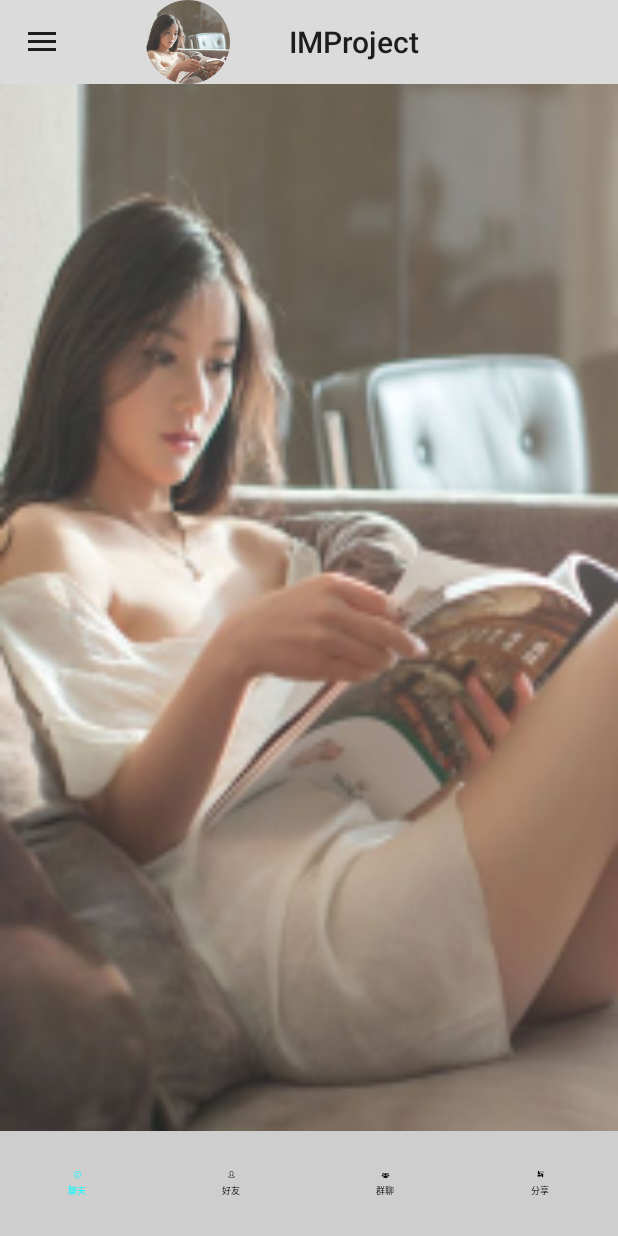
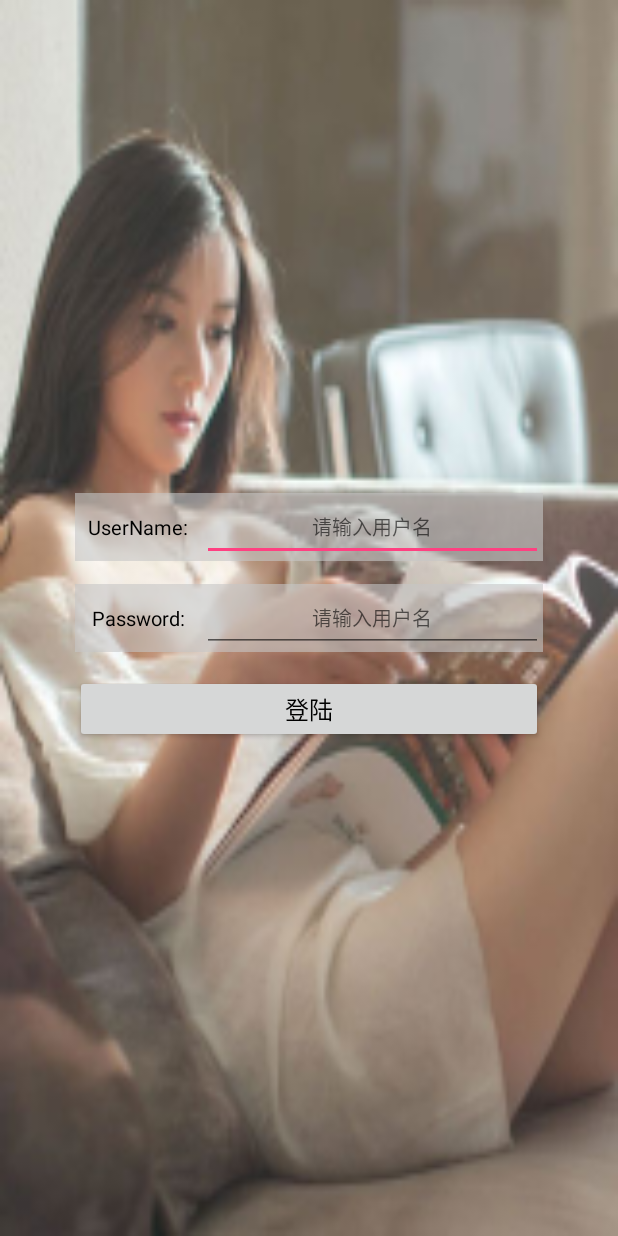
Before and after one commit to zhizhongbiao/IMProject, an Android app: the screen it shows after launch (MainActivity before the commit, LoginActivity after it), on a phone screen of 412 x 824 dp. Run offline under Robolectric (Android 15) with nearby library versions, the phone set to English and light mode, and no system bars; our stand-ins replace ButterKnife; libraries missing offline, so code that uses them is left out: com.antfortune.freeline; 1 statement that could not run was skipped.

Commit message:
[New] Add some basic function

```diff
--- /dev/null
+++ b/app/src/main/java/com/example/alv_chi/improject/LoginActivity.java
@@ -0,0 +1,65 @@
+package com.example.alv_chi.improject;
+
+import android.content.Intent;
+import android.os.Bundle;
+import android.support.v7.app.AppCompatActivity;
+import android.view.View;
+import android.widget.Button;
+import android.widget.EditText;
+import android.widget.LinearLayout;
+import android.widget.TextView;
+
+import com.example.alv_chi.improject.constant.Constants;
+import com.example.alv_chi.improject.exception.ConnectException;
+import com.example.alv_chi.improject.exception.LoginException;
+import com.example.alv_chi.improject.util.ThreadUtil;
+import com.example.alv_chi.improject.xmpp.XmppHelper;
+
+import butterknife.BindView;
+import butterknife.ButterKnife;
+
+public class LoginActivity extends AppCompatActivity {
+
+    @BindView(R.id.etUserName)
+    EditText etUserName;
+    @BindView(R.id.llUserName)
+    LinearLayout llUserName;
+    @BindView(R.id.textView)
+    TextView textView;
+    @BindView(R.id.etUserLoginPassword)
+    EditText etUserLoginPassword;
+    @BindView(R.id.llUserLoginPassword)
+    LinearLayout llUserLoginPassword;
+    @BindView(R.id.button)
+    Button button;
+    @BindView(R.id.activity_login)
+    LinearLayout activityLogin;
+
+    @Override
+    protected void onCreate(Bundle savedInstanceState) {
+        super.onCreate(savedInstanceState);
+        setContentView(R.layout.activity_login);
+        ButterKnife.bind(this);
+    }
+
+    public void onUserLoginClick(View view) {
+
+        ThreadUtil.executeThreadTask(new Runnable() {
+            @Override
+            public void run() {
+                try {
+                    XmppHelper.getXmppHelperInStance().login(Constants.AppConfigConstants.CLIENT_USER_NAME, Constants.AppConfigConstants.CLIENT_PASSWORD);
+                    startActivity(new Intent(LoginActivity.this, MainActivity.class));
+                } catch (LoginException e) {
+                    e.printStackTrace();
+
+                } catch (ConnectException e) {
+                    e.printStackTrace();/////////////////////////do some logic here
+                }
+            }
+        });
+
+//        startActivity(new Intent(this, MainActivity.class));
+
+    }
+}
--- /dev/null
+++ b/app/src/main/res/layout/activity_login.xml
@@ -0,0 +1,108 @@
+<?xml version="1.0" encoding="utf-8"?>
+<LinearLayout xmlns:android="http://schemas.android.com/apk/res/android"
+    xmlns:tools="http://schemas.android.com/tools"
+    android:id="@+id/activity_login"
+    android:layout_width="match_parent"
+    android:layout_height="match_parent"
+    android:orientation="vertical"
+    android:background="@mipmap/meinv4"
+    tools:context="com.example.alv_chi.improject.LoginActivity">
+
+    <View
+        android:layout_width="match_parent"
+        android:layout_height="0dp"
+        android:layout_weight="1"
+       />
+
+    <LinearLayout
+        android:id="@+id/llUserName"
+        android:layout_width="match_parent"
+        android:layout_height="@dimen/big_margin_III"
+        android:layout_gravity="center"
+        android:layout_marginBottom="@dimen/middle_margin"
+        android:layout_marginLeft="@dimen/big_margin_IIII"
+        android:layout_marginRight="@dimen/big_margin_IIII"
+        android:background="@color/gray"
+        android:orientation="horizontal"
+        android:focusable="true"
+        >
+
+        <TextView
+            android:text="UserName:"
+            android:layout_width="0dp"
+            android:layout_height="match_parent"
+            android:layout_weight="3"
+
+            android:gravity="center"
+            style="@style/MiddleBlackTextStyle"
+            />
+
+        <EditText
+            android:hint="请输入用户名"
+            android:id="@+id/etUserName"
+            android:layout_width="0dp"
+            android:layout_height="match_parent"
+            android:layout_weight="8"
+            android:gravity="center"
+            style="@style/MiddleBlackTextStyle"
+            android:singleLine="true"
+            />
+
+    </LinearLayout>
+
+    <LinearLayout
+        android:id="@+id/llUserLoginPassword"
+        android:layout_width="match_parent"
+        android:layout_height="@dimen/big_margin_III"
+        android:layout_below="@+id/llUserName"
+        android:layout_gravity="center"
+        android:layout_marginBottom="@dimen/middle_margin"
+        android:layout_marginLeft="@dimen/big_margin_IIII"
+        android:layout_marginRight="@dimen/big_margin_IIII"
+        android:background="@color/gray"
+        android:orientation="horizontal"
+        android:focusable="false"
+        >
+
+        <TextView
+            android:text="Password:"
+            android:layout_width="0dp"
+            android:layout_height="match_parent"
+            android:layout_weight="3"
+            android:gravity="center"
+            style="@style/MiddleBlackTextStyle"
+            android:id="@+id/textView" />
+
+        <EditText
+            android:hint="请输入用户名"
+            android:id="@+id/etUserLoginPassword"
+            android:layout_width="0dp"
+            android:layout_height="match_parent"
+            android:layout_weight="8"
+            android:gravity="center"
+            style="@style/MiddleBlackTextStyle"
+            android:singleLine="true"
+            />
+
+    </LinearLayout>
+
+    <Button
+        android:onClick="onUserLoginClick"
+        android:layout_width="match_parent"
+        android:layout_height="@dimen/big_margin_III"
+        android:layout_marginLeft="@dimen/big_margin_IIII"
+        android:layout_marginRight="@dimen/big_margin_IIII"
+        android:id="@+id/button"
+        android:text="登陆"
+        style="@style/BigBlackTextStyle"
+        android:focusable="false"
+        />
+
+    <View
+        android:layout_width="match_parent"
+        android:layout_height="0dp"
+        android:layout_weight="1"
+        android:id="@+id/view" />
+
+
+</LinearLayout>
--- a/app/src/main/res/values/dimens.xml
+++ b/app/src/main/res/values/dimens.xml
@@ -3,7 +3,7 @@
     <dimen name="activity_horizontal_margin">16dp</dimen>
     <dimen name="activity_vertical_margin">16dp</dimen>
 
-        <!--Margin and Padding Size-->
+    <!--Margin and Padding Size-->
     <dimen name="drawer_menu_width">250dp</dimen>
 
     <dimen name="small_padding">1dp</dimen>
@@ -16,11 +16,12 @@
     <dimen name="big_margin">22dp</dimen>
     <dimen name="big_margin_II">27dp</dimen>
     <dimen name="big_margin_III">45dp</dimen>
+    <dimen name="big_margin_IIII">50dp</dimen>
 
     <dimen name="toolbar_title_margin">30dp</dimen>
 
 
-        <!--Text size-->
+    <!--Text size-->
     <dimen name="middle_text_size">13sp</dimen>
     <dimen name="big_text_size">16sp</dimen>
     <dimen name="big_text_size_II">21sp</dimen>
```
Also changed, not shown: app/build.gradle (+19 -0 lines), app/src/main/AndroidManifest.xml (+7 -2 lines), app/src/main/java/com/example/alv_chi/improject/MainActivity.java (+13 -4 lines), app/src/main/java/com/example/alv_chi/improject/constant/Constants.java (added, +27 -0 lines), app/src/main/java/com/example/alv_chi/improject/exception/ConnectException.java (added, +8 -0 lines), app/src/main/java/com/example/alv_chi/improject/exception/LoginException.java (added, +8 -0 lines), app/src/main/java/com/example/alv_chi/improject/util/ThreadUtil.java (added, +20 -0 lines), app/src/main/java/com/example/alv_chi/improject/xmpp/XMPP.java (added, +15 -0 lines), app/src/main/java/com/example/alv_chi/improject/xmpp/XmppHelper.java (added, +103 -0 lines).
